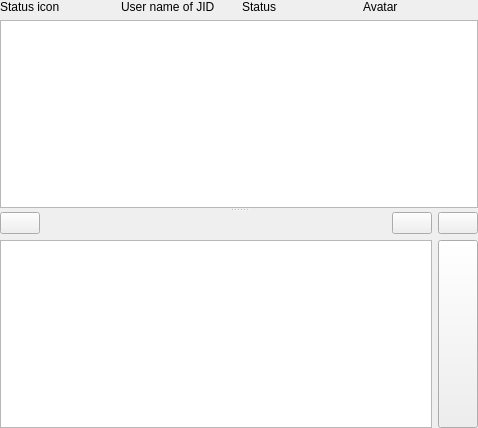
shunf4/squawk, file ui/conversation.ui: the form before one commit.
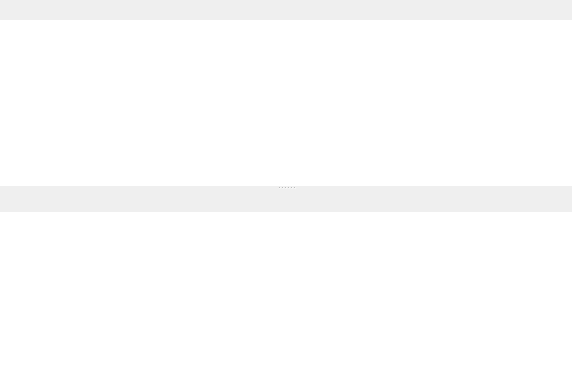
The form after the commit. Icons and pictures are not drawn.

Commit message: basic conversation window binding

```diff
--- a/ui/conversation.ui
+++ b/ui/conversation.ui
@@ -6,8 +6,8 @@
    <rect>
     <x>0</x>
     <y>0</y>
-    <width>478</width>
-    <height>428</height>
+    <width>572</width>
+    <height>377</height>
    </rect>
   </property>
   <layout class="QHBoxLayout" name="horizontalLayout">
@@ -54,40 +54,72 @@
        </sizepolicy>
       </property>
       <layout class="QVBoxLayout" name="verticalLayout">
+       <property name="spacing">
+        <number>0</number>
+       </property>
+       <property name="leftMargin">
+        <number>0</number>
+       </property>
+       <property name="topMargin">
+        <number>0</number>
+       </property>
+       <property name="rightMargin">
+        <number>0</number>
+       </property>
+       <property name="bottomMargin">
+        <number>0</number>
+       </property>
        <item>
         <layout class="QHBoxLayout" name="horizontalLayout_3">
          <item>
           <widget class="QLabel" name="label">
            <property name="text">
-            <string>Status icon</string>
+            <string/>
            </property>
           </widget>
          </item>
          <item>
           <widget class="QLabel" name="label_2">
            <property name="text">
-            <string>User name of JID</string>
+            <string/>
            </property>
           </widget>
          </item>
          <item>
           <widget class="QLabel" name="label_3">
            <property name="text">
-            <string>Status</string>
+            <string/>
            </property>
           </widget>
          </item>
          <item>
-          <widget class="QLabel" name="label_4">
+          <spacer name="horizontalSpacer_2">
+           <property name="orientation">
+            <enum>Qt::Horizontal</enum>
+           </property>
+           <property name="sizeHint" stdset="0">
+            <size>
+             <width>40</width>
+             <height>20</height>
+            </size>
+           </property>
+          </spacer>
+         </item>
+         <item>
+          <widget class="QLabel" name="avatar">
            <property name="text">
-            <string>Avatar</string>
+            <string/>
            </property>
           </widget>
          </item>
         </layout>
        </item>
        <item>
-        <widget class="QTextBrowser" name="textBrowser"/>
+        <widget class="QTextBrowser" name="dialogBox">
+         <property name="frameShape">
+          <enum>QFrame::NoFrame</enum>
+         </property>
+        </widget>
        </item>
       </layout>
      </widget>
@@ -99,46 +131,29 @@
        </sizepolicy>
       </property>
       <layout class="QGridLayout" name="gridLayout">
-       <item row="2" column="0" rowspan="2">
-        <widget class="QPlainTextEdit" name="plainTextEdit">
-         <property name="sizePolicy">
-          <sizepolicy hsizetype="Expanding" vsizetype="Expanding">
-           <horstretch>0</horstretch>
-           <verstretch>0</verstretch>
-          </sizepolicy>
-         </property>
-         <property name="minimumSize">
-          <size>
-           <width>0</width>
-           <height>20</height>
-          </size>
-         </property>
-         <property name="baseSize">
-          <size>
-           <width>0</width>
-           <height>30</height>
-          </size>
-         </property>
-        </widget>
-       </item>
-       <item row="2" column="1" rowspan="2">
-        <widget class="QPushButton" name="pushButton_3">
-         <property name="sizePolicy">
-          <sizepolicy hsizetype="Minimum" vsizetype="Expanding">
-           <horstretch>0</horstretch>
-           <verstretch>0</verstretch>
-          </sizepolicy>
-         </property>
-         <property name="text">
-          <string/>
-         </property>
-         <property name="icon">
-          <iconset theme="document-send"/>
-         </property>
-        </widget>
-       </item>
+       <property name="leftMargin">
+        <number>0</number>
+       </property>
+       <property name="topMargin">
+        <number>0</number>
+       </property>
+       <property name="rightMargin">
+        <number>0</number>
+       </property>
+       <property name="bottomMargin">
+        <number>0</number>
+       </property>
+       <property name="spacing">
+        <number>0</number>
+       </property>
        <item row="0" column="0" colspan="2">
         <widget class="QWidget" name="widget_3" native="true">
+         <property name="sizePolicy">
+          <sizepolicy hsizetype="Preferred" vsizetype="Fixed">
+           <horstretch>0</horstretch>
+           <verstretch>0</verstretch>
+          </sizepolicy>
+         </property>
          <layout class="QHBoxLayout" name="horizontalLayout_2">
           <property name="leftMargin">
            <number>0</number>
@@ -158,7 +173,11 @@
              <string/>
             </property>
             <property name="icon">
-             <iconset theme="smiley-shape"/>
+             <iconset theme="smiley-shape">
+              <normaloff>.</normaloff>.</iconset>
+            </property>
+            <property name="flat">
+             <bool>true</bool>
             </property>
            </widget>
           </item>
@@ -183,6 +202,9 @@
             <property name="icon">
              <iconset theme="document-send-symbolic"/>
             </property>
+            <property name="flat">
+             <bool>true</bool>
+            </property>
            </widget>
           </item>
           <item>
@@ -194,13 +216,58 @@
              <iconset theme="edit-clear-all"/>
             </property>
             <property name="flat">
-             <bool>false</bool>
+             <bool>true</bool>
+            </property>
+           </widget>
+          </item>
+          <item>
+           <widget class="QPushButton" name="sendButton">
+            <property name="sizePolicy">
+             <sizepolicy hsizetype="Minimum" vsizetype="Expanding">
+              <horstretch>0</horstretch>
+              <verstretch>0</verstretch>
+             </sizepolicy>
+            </property>
+            <property name="text">
+             <string/>
+            </property>
+            <property name="icon">
+             <iconset theme="document-send">
+              <normaloff>.</normaloff>.</iconset>
+            </property>
+            <property name="flat">
+             <bool>true</bool>
             </property>
            </widget>
           </item>
          </layout>
         </widget>
        </item>
+       <item row="1" column="0" colspan="2">
+        <widget class="QPlainTextEdit" name="messageEditor">
+         <property name="sizePolicy">
+          <sizepolicy hsizetype="Expanding" vsizetype="Expanding">
+           <horstretch>0</horstretch>
+           <verstretch>0</verstretch>
+          </sizepolicy>
+         </property>
+         <property name="minimumSize">
+          <size>
+           <width>0</width>
+           <height>30</height>
+          </size>
+         </property>
+         <property name="baseSize">
+          <size>
+           <width>0</width>
+           <height>30</height>
+          </size>
+         </property>
+         <property name="frameShape">
+          <enum>QFrame::NoFrame</enum>
+         </property>
+        </widget>
+       </item>
       </layout>
      </widget>
     </widget>
```
Left out of the diff: 18 changed lines with no effect on the pictures. The commit also changes 15 other files.
